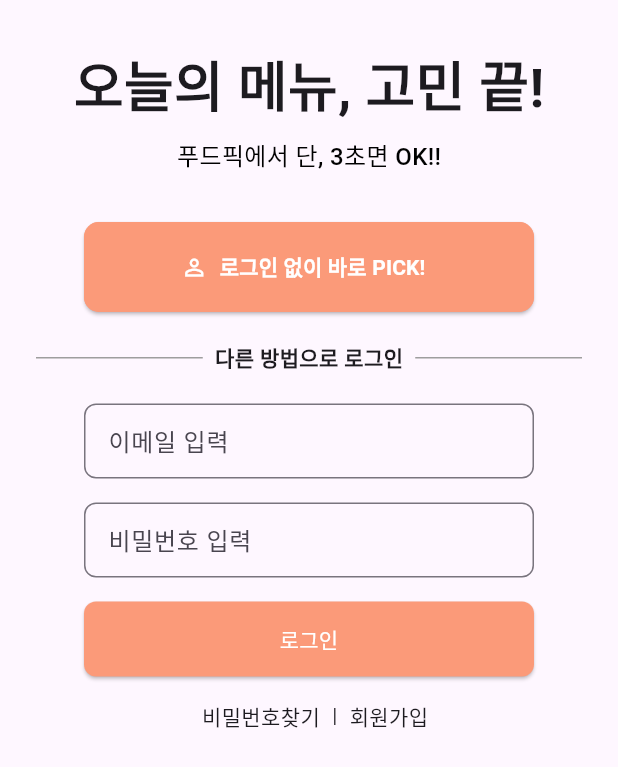
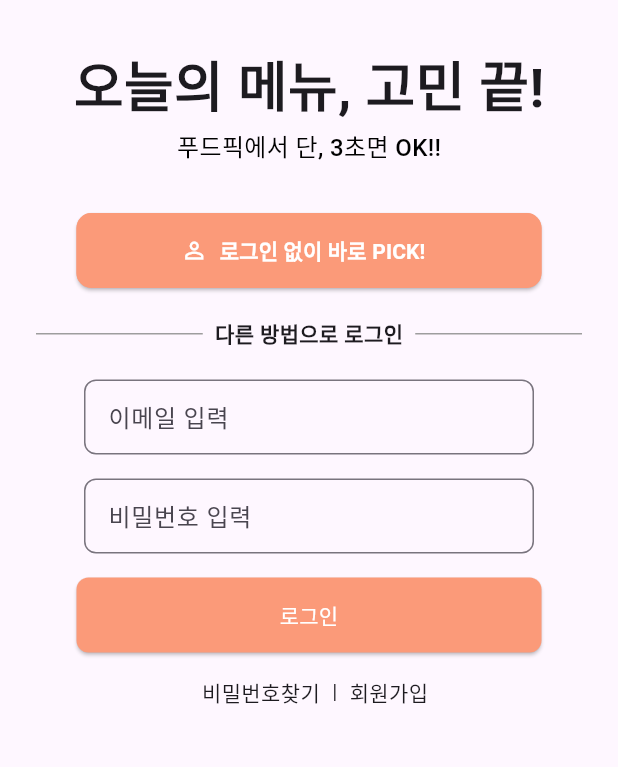
Before and after one commit to wown387/food_pick_web, a Flutter app: the screen it shows after launch, on a phone screen of 412 x 824 dp. Shown: the top 767 px of the screen. Run offline on Flutter 3.47's test engine with Material 3 defaults, Android fonts, the phone set to English and light mode, and no system bars; our stand-ins replace cached_network_image, dartz, equatable, firebase_auth, flutter_bloc, flutter_secure_storage and 1 more; missing offline and left inert: dart:html; accounts and stored records are empty.

Commit message:
FIX: UI & loding bar status

```diff
--- a/lib/presentation/blocs/food_state.dart
+++ b/lib/presentation/blocs/food_state.dart
@@ -37,7 +37,22 @@ abstract class DailyFoodsState extends Equatable {
 
 class DailyFoodsInitial extends DailyFoodsState {}
 
-class DailyFoodsLoading extends DailyFoodsState {}
+// class DailyFoodsLoading extends DailyFoodsState {
+
+// }
+class DailyFoodsLoading extends DailyFoodsState {
+  const DailyFoodsLoading({
+    Food? recommendedFood,
+    DailyFoods? dailyFoods,
+    MetaDataModel? metaData,
+    RankedFoodListModel? rankedFoods,
+  }) : super(
+          recommendedFood: recommendedFood,
+          dailyFoods: dailyFoods,
+          metaData: metaData,
+          rankedFoods: rankedFoods,
+        );
+}
 
 class DailyFoodsLoaded extends DailyFoodsState {
   final DailyFoods dailyFoods;
@@ -49,6 +64,18 @@ class DailyFoodsLoaded extends DailyFoodsState {
     required this.metaData,
     required this.rankedFoods,
   });
+}
+
+class SingleRecommendedFoodLoading extends DailyFoodsState {
+  const SingleRecommendedFoodLoading({
+    required DailyFoods? dailyFoods,
+    required MetaDataModel? metaData,
+    RankedFoodListModel? rankedFoods,
+  }) : super(
+          dailyFoods: dailyFoods,
+          metaData: metaData,
+          rankedFoods: rankedFoods,
+        );
 }
 
 class SingleRecommendedFoodLoaded extends DailyFoodsState {
--- a/lib/presentation/pages/login_page.dart
+++ b/lib/presentation/pages/login_page.dart
@@ -6,7 +6,15 @@ import 'package:firebase_auth_demo/utils/navigation_util.dart';
 import 'package:flutter/material.dart';
 import 'package:flutter_bloc/flutter_bloc.dart';
 
+// class LoginPage extends StatelessWidget {
+//   @override
+//   Widget build(BuildContext context) {
+//     return Scaffold(body: LoginScreen());
+//   }
+// }
 class LoginPage extends StatelessWidget {
+  const LoginPage({Key? key}) : super(key: key);
+
   @override
   Widget build(BuildContext context) {
     return Scaffold(body: LoginScreen());
@@ -14,6 +22,8 @@ class LoginPage extends StatelessWidget {
 }
 
 class LoginScreen extends StatelessWidget {
+  LoginScreen({Key? key}) : super(key: key);
+
   final _usernameController = TextEditingController();
   final _passwordController = TextEditingController();
 
@@ -21,9 +31,11 @@ class LoginScreen extends StatelessWidget {
   Widget build(BuildContext context) {
     print("login screen");
     return BlocListener<AuthCubit, AuthState>(
+      listenWhen: (previous, current) {
+        // 이전 상태와 현재 상태가 다른 경우에만 true를 반환
+        return previous != current;
+      },
       listener: (context, state) {
-        print("BlocListenerBlocListener");
-        print(state);
         if (state is AuthError) {
           ScaffoldMessenger.of(context).showSnackBar(
             SnackBar(content: Text("아이디와 비밀번호가 일치하지 않습니다")),
@@ -44,7 +56,7 @@ class LoginScreen extends StatelessWidget {
                     fontWeight: FontWeight.bold,
                   ),
                 ),
-                SizedBox(height: 8),
+                SizedBox(height: 2),
                 Text(
                   '푸드픽에서 단, 3초면 OK!!',
                   style: TextStyle(
@@ -56,8 +68,6 @@ class LoginScreen extends StatelessWidget {
                 ElevatedButton.icon(
                   onPressed: () {
                     context.read<AuthCubit>().gestLogin();
-                    // Navigator.pushNamed(context, '/main');
-                    // context.read<AuthCubit>().gestLogin();
                   },
                   icon: Icon(Icons.person_outline),
                   label: Text(
@@ -65,12 +75,11 @@ class LoginScreen extends StatelessWidget {
                     style: TextStyle(fontSize: 14, fontWeight: FontWeight.bold),
                   ),
                   style: ElevatedButton.styleFrom(
-                    // primary: Color(0xFFFB9A79),
                     backgroundColor: Color(0xFFFB9A79),
                     onPrimary: Colors.white,
                     minimumSize: Size(
-                      300,
-                      60,
+                      310,
+                      50,
                     ),
                     side: BorderSide(color: const Color(0xFFFB9A79)),
                     shape: RoundedRectangleBorder(
@@ -146,7 +155,7 @@ class LoginScreen extends StatelessWidget {
                   style: ElevatedButton.styleFrom(
                     primary: Color(0xFFFB9A79),
                     minimumSize: Size(
-                      300,
+                      310,
                       50,
                     ),
                     shape: RoundedRectangleBorder(
@@ -181,7 +190,7 @@ class LoginScreen extends StatelessWidget {
                     ),
                   ],
                 ),
-                SizedBox(height: 32),
+                const SizedBox(height: 32),
               ],
             ),
           ),
--- a/lib/presentation/pages/signup_page.dart
+++ b/lib/presentation/pages/signup_page.dart
@@ -274,7 +274,7 @@ class _SignUpScreenState extends State<SignUpScreen> {
         );
       } else {
         ScaffoldMessenger.of(context).showSnackBar(
-          SnackBar(content: Text('인증 이메일에 실패하였습니다 이메일을 확인해주세요.')),
+          SnackBar(content: Text('이미 가입된 이메일 입니다.')),
         );
       }
     } catch (e) {
@@ -506,7 +506,7 @@ class CustomTextField extends StatelessWidget {
   @override
   Widget build(BuildContext context) {
     return Padding(
-      padding: const EdgeInsets.symmetric(vertical: 8.0),
+      padding: const EdgeInsets.symmetric(vertical: 3.0),
       child: Row(
         children: [
           Expanded(
@@ -521,7 +521,7 @@ class CustomTextField extends StatelessWidget {
           ),
           if (hasButton && !isVerificationField)
             Padding(
-              padding: const EdgeInsets.only(left: 8.0),
+              padding: const EdgeInsets.only(left: 3.0),
               child: ElevatedButton(
                 style: ElevatedButton.styleFrom(
                   shape: RoundedRectangleBorder(
--- a/lib/presentation/pages/trending_food_page.dart
+++ b/lib/presentation/pages/trending_food_page.dart
@@ -102,7 +102,7 @@ class TrendingFoodItem extends StatelessWidget {
               overflow: TextOverflow.ellipsis, // 텍스트가 길면 "..."으로 표시
             ),
           ),
-          SizedBox(width: 16),
+          SizedBox(width: 30),
           Expanded(
             child: Text(
               name,
```
Also changed, not shown: lib/domain/usecases/auth/signup_usecase.dart (+9 -0 lines), lib/presentation/blocs/auth_cubit.dart (+20 -0 lines), lib/presentation/blocs/food_cubit.dart (+6 -2 lines), lib/presentation/pages/food_pick_page.dart (+4 -5 lines), lib/presentation/pages/main_page.dart (+6 -5 lines), 1 other file.
